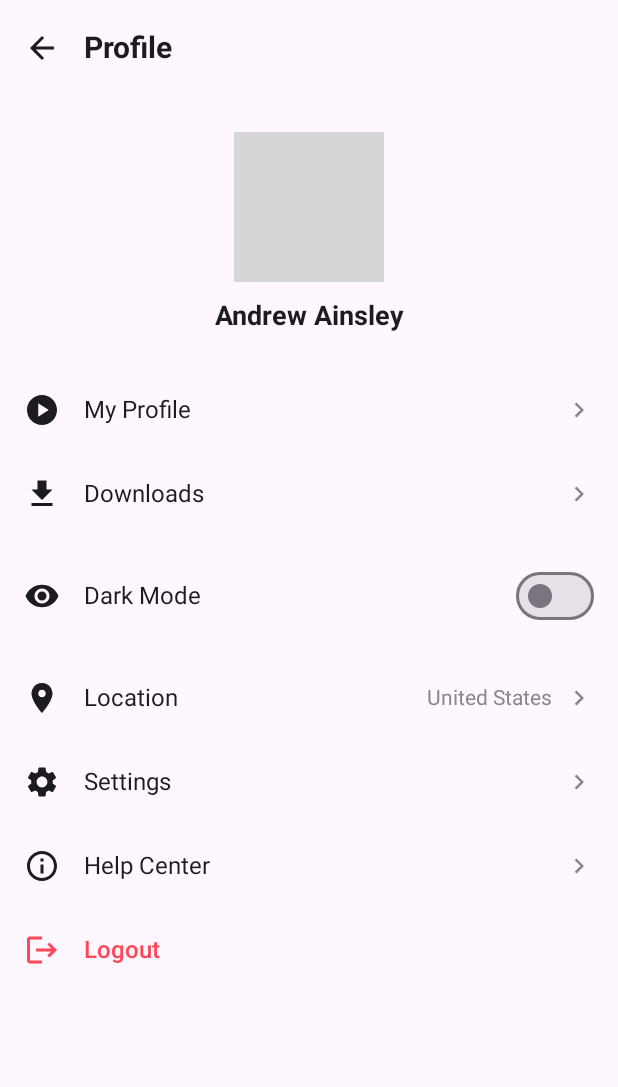
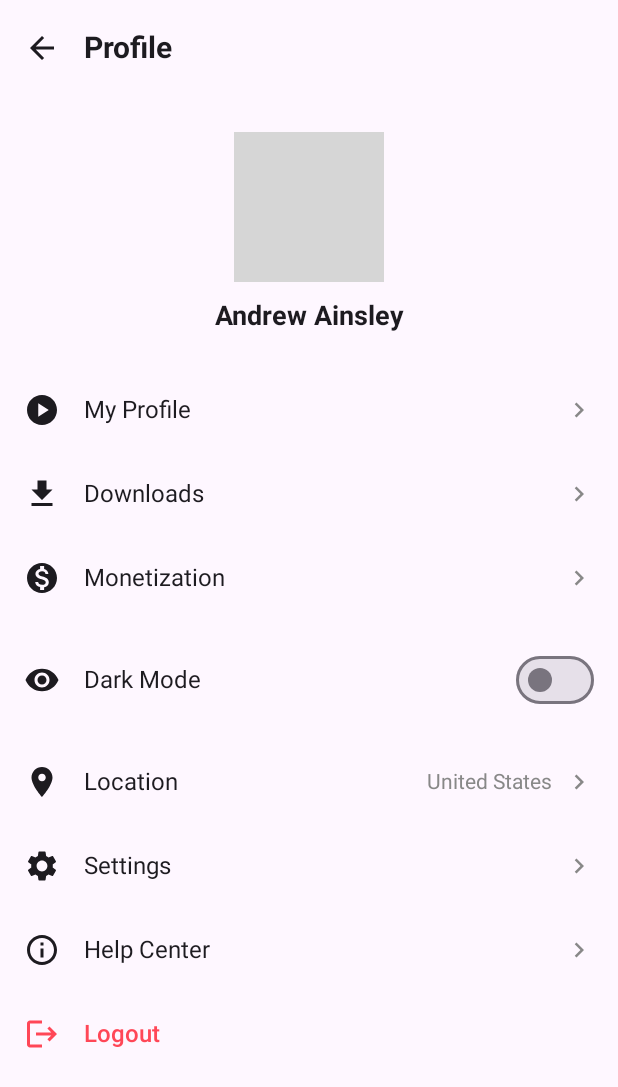
Before and after one commit to zoroghani/My-Vapp, an Android app built with Jetpack Compose: the composable ProfileScreen shown on its own in the app's theme, on a phone screen of 412 x 824 dp. Shown: the top 1087 px of the screen. Run offline under Robolectric (Android 15) with nearby library versions, the phone set to English and light mode, and no system bars; our stand-ins replace Voyager; pictures from the network do not load; 1 statement that could not run was skipped; grey boxes are pictures that could not be loaded.

Commit message:
Add Monetization option to ProfileScreen

```diff
--- a/sharedUI/src/commonMain/kotlin/org/example/app/screens/ProfileScreen.kt
+++ b/sharedUI/src/commonMain/kotlin/org/example/app/screens/ProfileScreen.kt
@@ -80,6 +80,7 @@ class ProfileScreen : Screen {
                 Column(modifier = Modifier.fillMaxWidth().padding(horizontal = 16.dp)) {
                     ProfileRow(Icons.Default.PlayCircle, "My Profile") { navigator.push(ChannelScreen()) }
                     ProfileRow(Icons.Default.Download, "Downloads") { navigator.push(DownloadsPage()) }
+                    ProfileRow(Icons.Default.MonetizationOn, "Monetization") { navigator.push(MonetizationScreen()) }
                     DarkModeRow()
                     ProfileRow(Icons.Default.LocationOn, "Location", value = "United States") { navigator.push(LocationPage()) }
                     ProfileRow(Icons.Default.Settings, "Settings") { navigator.push(SettingsPage()) }
```
